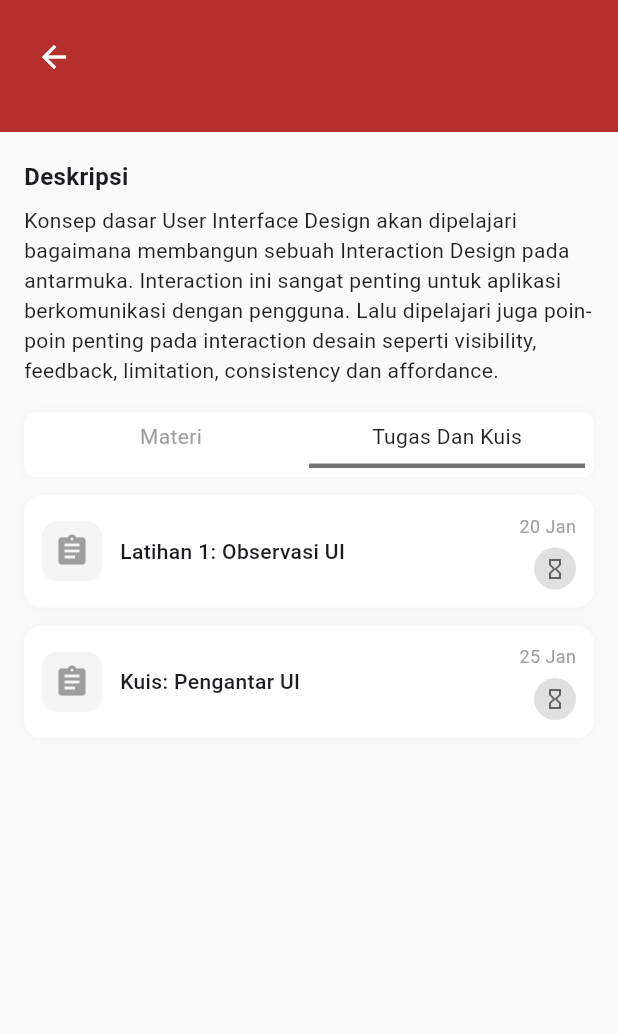
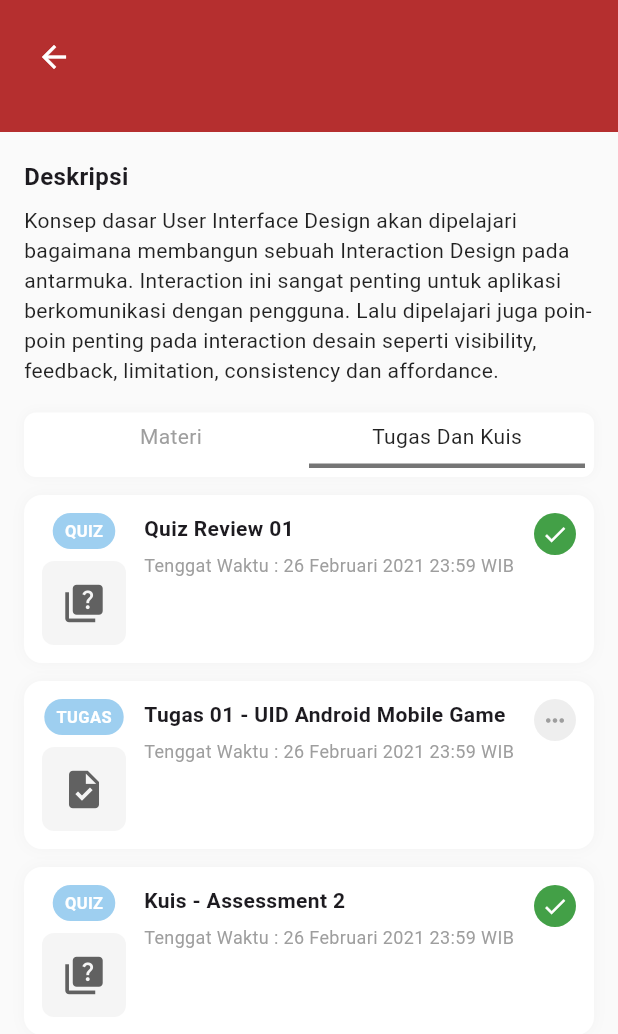
Before and after one commit to putritia10/apk_cejoe_lms, a Flutter app: the CourseDetailPage screen opened directly with empty values, after a tap on "Tugas Dan Kuis", on a phone screen of 412 x 824 dp. Shown: the top 1034 px of the screen. Run offline on Flutter 3.47's test engine with Material 3 defaults, Android fonts, the phone set to English and light mode, and no system bars.

Commit message:
menambahkan tugas dan kuis dicourse detail

```diff
--- a/lib/screens/course_detail_page.dart
+++ b/lib/screens/course_detail_page.dart
@@ -29,8 +29,9 @@ class _CourseDetailPageState extends State<CourseDetailPage> {
   });
 
   final List<Map<String, dynamic>> _tasks = [
-    {'title': 'Latihan 1: Observasi UI', 'due': '20 Jan', 'done': false},
-    {'title': 'Kuis: Pengantar UI', 'due': '25 Jan', 'done': false},
+    {'type': 'quiz', 'title': 'Quiz Review 01', 'deadline': 'Tenggat Waktu : 26 Februari 2021 23:59 WIB', 'done': true},
+    {'type': 'tugas', 'title': 'Tugas 01 - UID Android Mobile Game', 'deadline': 'Tenggat Waktu : 26 Februari 2021 23:59 WIB', 'done': false},
+    {'type': 'quiz', 'title': 'Kuis - Assessment 2', 'deadline': 'Tenggat Waktu : 26 Februari 2021 23:59 WIB', 'done': true},
   ];
   @override
   Widget build(BuildContext context) {
@@ -184,6 +185,8 @@ class _CourseDetailPageState extends State<CourseDetailPage> {
   }
 
   Widget _buildTaskItem(Map<String, dynamic> t) {
+    final isQuiz = (t['type'] as String) == 'quiz';
+
     return Padding(
       padding: const EdgeInsets.only(bottom: 12.0),
       child: Container(
@@ -194,29 +197,62 @@ class _CourseDetailPageState extends State<CourseDetailPage> {
           boxShadow: [BoxShadow(color: Color.fromRGBO(0,0,0,0.03), blurRadius: 8)],
         ),
         child: Row(
+          crossAxisAlignment: CrossAxisAlignment.start,
           children: [
-            Container(
-              width: 40,
-              height: 40,
-              decoration: BoxDecoration(color: Colors.grey[100], borderRadius: BorderRadius.circular(10)),
-              child: const Icon(Icons.assignment, color: Colors.grey),
+            // left badge + icon
+            Column(
+              children: [
+                Container(
+                  padding: const EdgeInsets.symmetric(horizontal: 8, vertical: 4),
+                  decoration: BoxDecoration(color: isQuiz ? const Color(0xFF9ECFF0) : const Color(0xFF9ECFF0), borderRadius: BorderRadius.circular(12)),
+                  child: Text(isQuiz ? 'QUIZ' : 'TUGAS', style: const TextStyle(color: Colors.white, fontSize: 11, fontWeight: FontWeight.bold)),
+                ),
+                const SizedBox(height: 8),
+                Container(
+                  width: 56,
+                  height: 56,
+                  decoration: BoxDecoration(color: Colors.grey[100], borderRadius: BorderRadius.circular(8)),
+                  child: Icon(isQuiz ? Icons.quiz : Icons.task, color: Colors.grey[700], size: 30),
+                ),
+              ],
             ),
+
             const SizedBox(width: 12),
-            Expanded(child: Text(t['title'] as String, style: const TextStyle(fontWeight: FontWeight.w500))),
-            const SizedBox(width: 8),
+
+            // title and deadline
+            Expanded(
+              child: Column(
+                crossAxisAlignment: CrossAxisAlignment.start,
+                children: [
+                  Text(t['title'] as String, style: const TextStyle(fontWeight: FontWeight.bold)),
+                  const SizedBox(height: 6),
+                  Text(t['deadline'] as String, style: const TextStyle(color: Colors.grey, fontSize: 12)),
+                ],
+              ),
+            ),
+
+            // status
             Column(
               crossAxisAlignment: CrossAxisAlignment.end,
               children: [
-                Text(t['due'] as String, style: const TextStyle(color: Colors.grey, fontSize: 12)),
-                const SizedBox(height: 6),
-                Container(
-                  width: 28,
-                  height: 28,
-                  decoration: BoxDecoration(color: (t['done'] as bool) ? Colors.green[600] : Colors.grey[300], shape: BoxShape.circle),
-                  child: Icon((t['done'] as bool) ? Icons.check : Icons.hourglass_empty, color: (t['done'] as bool) ? Colors.white : Colors.grey[700], size: 16),
-                )
+                if (t['done'] == true)
+                  Container(
+                    width: 28,
+                    height: 28,
+                    decoration: BoxDecoration(color: Colors.green[600], shape: BoxShape.circle),
+                    child: const Icon(Icons.check, color: Colors.white, size: 18),
+                  )
+                else
+                  Container(
+                    width: 28,
+                    height: 28,
+                    decoration: BoxDecoration(color: Colors.grey[200], shape: BoxShape.circle),
+                    child: const Icon(Icons.more_horiz, color: Colors.grey, size: 18),
+                  ),
+
+                const SizedBox(height: 12),
               ],
-            )
+            ),
           ],
         ),
       ),
```
